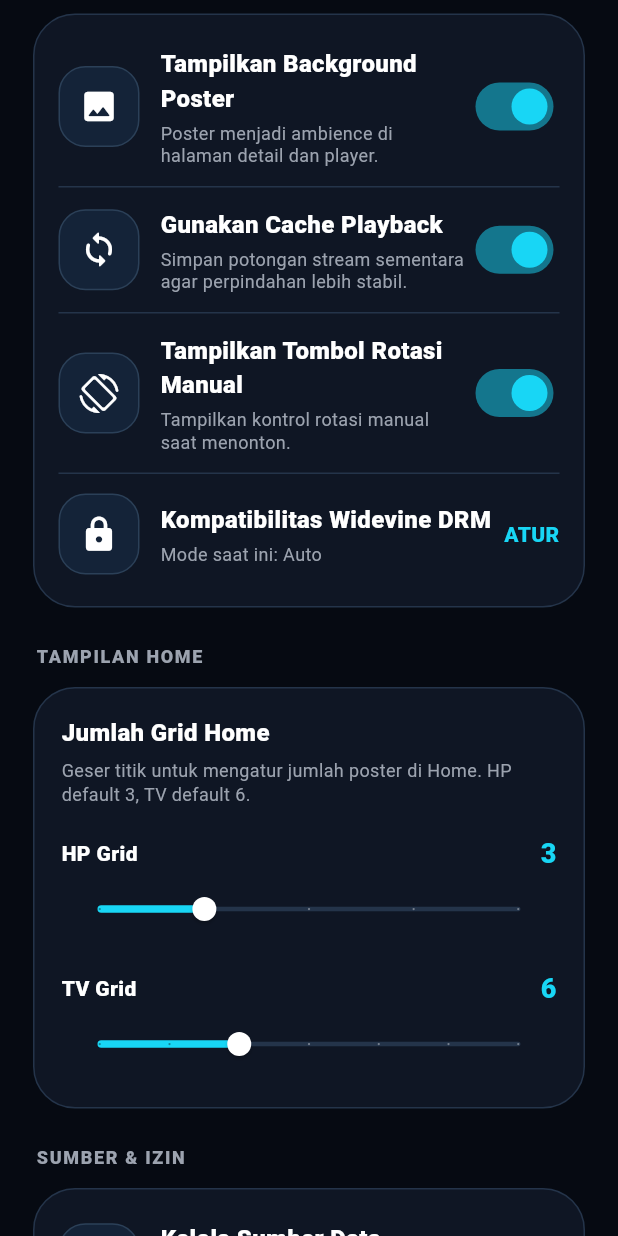
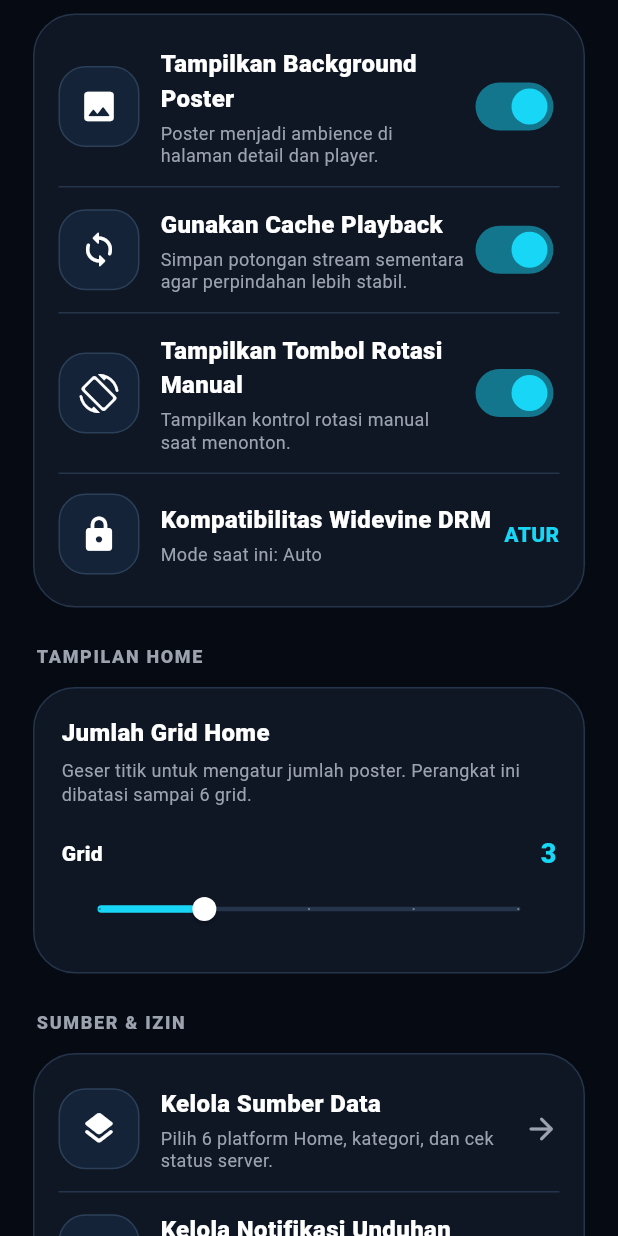
Before and after one commit to Celosz-fle7/livego-premium, a Flutter app: the MobileSettingsScreen widget shown alone on an empty page, opened directly, scrolled down 576 dp, on a phone screen of 412 x 824 dp. Run offline on Flutter 3.47's test engine with Material 3 defaults, Android fonts, the phone set to English and light mode, and no system bars; our stand-ins replace video_player; network calls fail.

Commit message:
fix player container modes and simplify grid setting

```diff
--- a/lib/mobile/screens/mobile_settings_screen.dart
+++ b/lib/mobile/screens/mobile_settings_screen.dart
@@ -169,29 +169,36 @@ class _MobileSettingsScreenState extends State<MobileSettingsScreen> {
         _section('Tampilan Home'),
         GlowContainer(
           padding: const EdgeInsets.all(18),
-          child: Column(
+          child: LayoutBuilder(
+            builder: (context, box) {
+              final isTvLike = MediaQuery.sizeOf(context).shortestSide >= 540 && MediaQuery.sizeOf(context).width >= 960;
+              final value = isTvLike ? LiveGoSettings.tvHomeGrid : LiveGoSettings.mobileHomeGrid;
+              final max = isTvLike ? 10 : 6;
+              final min = isTvLike ? 4 : 2;
+
+              return Column(
                 crossAxisAlignment: CrossAxisAlignment.start,
                 children: [
                   const Text('Jumlah Grid Home', style: TextStyle(color: Colors.white, fontSize: 16, fontWeight: FontWeight.w900)),
                   const SizedBox(height: 6),
-              const Text('Geser titik untuk mengatur jumlah poster di Home. HP default 3, TV default 6.', style: TextStyle(color: AppTheme.textSoft, fontSize: 12, height: 1.35)),
+                  Text('Geser titik untuk mengatur jumlah poster. Perangkat ini dibatasi sampai $max grid.', style: const TextStyle(color: AppTheme.textSoft, fontSize: 12, height: 1.35)),
                   const SizedBox(height: 18),
                   _GridSlider(
-                label: 'HP',
-                value: LiveGoSettings.mobileHomeGrid,
-                min: 2,
-                max: 6,
-                onChanged: (v) => setState(() => LiveGoSettings.setMobileHomeGrid(v)),
-              ),
-              const SizedBox(height: 16),
-              _GridSlider(
-                label: 'TV',
-                value: LiveGoSettings.tvHomeGrid,
-                min: 4,
-                max: 10,
-                onChanged: (v) => setState(() => LiveGoSettings.setTvHomeGrid(v)),
+                    label: 'Grid',
+                    value: value,
+                    min: min,
+                    max: max,
+                    onChanged: (v) => setState(() {
+                      if (isTvLike) {
+                        LiveGoSettings.setTvHomeGrid(v);
+                      } else {
+                        LiveGoSettings.setMobileHomeGrid(v);
+                      }
+                    }),
                   ),
                 ],
+              );
+            },
           ),
         ),
         _section('Sumber & Izin'),
@@ -503,7 +510,7 @@ class _GridSlider extends StatelessWidget {
       children: [
         Row(
           children: [
-            Text('$label Grid', style: const TextStyle(color: Colors.white, fontWeight: FontWeight.w900)),
+            Text(label, style: const TextStyle(color: Colors.white, fontWeight: FontWeight.w900)),
             const Spacer(),
             Text('$value', style: const TextStyle(color: AppTheme.cyan, fontWeight: FontWeight.w900, fontSize: 18)),
           ],
```
Also changed, not shown: lib/mobile/screens/mobile_player_screen.dart (+19 -21 lines). Lines whose indentation alone changed are shown as unchanged.
